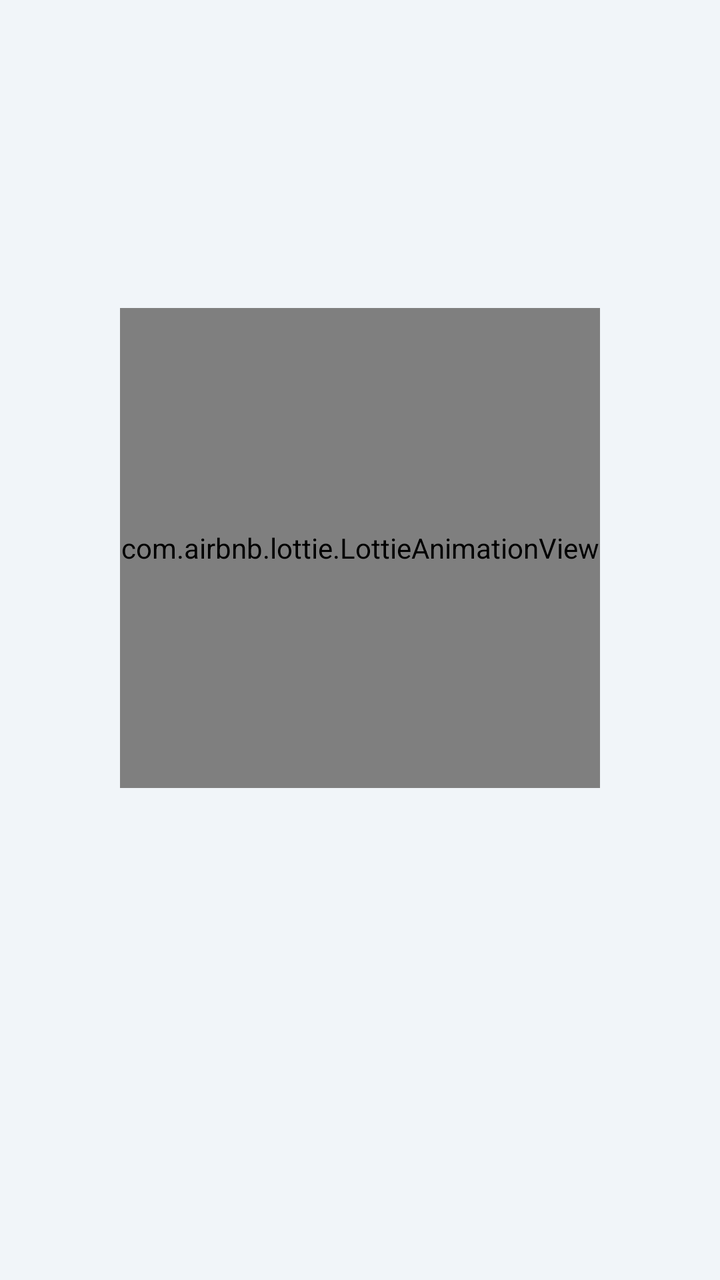
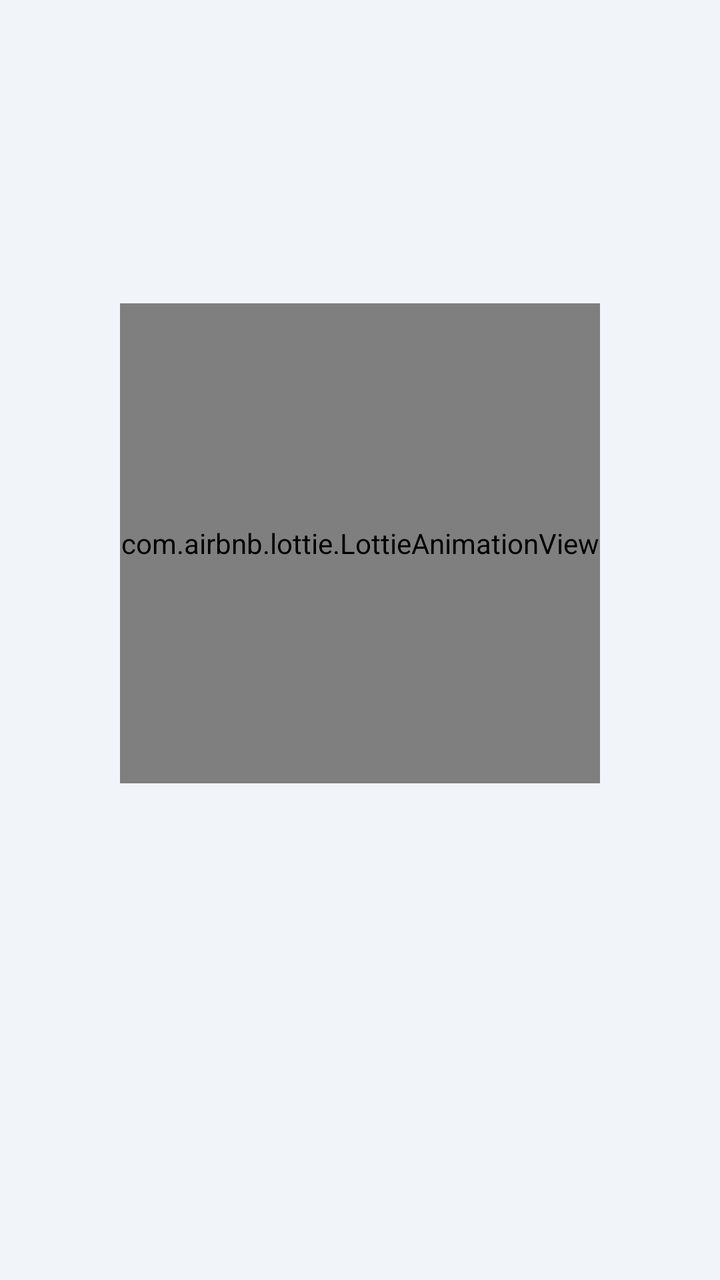

Before-and-after screenshots of an Android layout around one commit, followed by the original layout XML and the change that was made.
<!-- AndroidManifest.xml: application theme Theme.MoneyLens -->
<!-- res/layout/fragment_onboarding_page.xml -->
<?xml version="1.0" encoding="utf-8"?>
<androidx.constraintlayout.widget.ConstraintLayout xmlns:android="http://schemas.android.com/apk/res/android"
    xmlns:app="http://schemas.android.com/apk/res-auto"
    android:layout_width="match_parent"
    android:layout_height="match_parent"
    android:padding="24dp">

    
    <com.airbnb.lottie.LottieAnimationView
        android:id="@+id/lottieOnboarding"
        android:layout_width="240dp"
        android:layout_height="240dp"
        app:lottie_autoPlay="true"
        app:lottie_loop="true"
        app:layout_constraintBottom_toTopOf="@+id/txtOnboardingTitle"
        app:layout_constraintEnd_toEndOf="parent"
        app:layout_constraintStart_toStartOf="parent"
        app:layout_constraintTop_toTopOf="parent"
        app:layout_constraintVertical_chainStyle="packed" />

    
    <TextView
        android:id="@+id/txtOnboardingTitle"
        android:layout_width="wrap_content"
        android:layout_height="wrap_content"
        android:layout_marginTop="32dp"
        android:textColor="@color/colorTextPrimary"
        android:textSize="22sp"
        android:textStyle="bold"
        android:gravity="center"
        app:layout_constraintBottom_toTopOf="@+id/txtOnboardingSubtitle"
        app:layout_constraintEnd_toEndOf="parent"
        app:layout_constraintStart_toStartOf="parent"
        app:layout_constraintTop_toBottomOf="@+id/lottieOnboarding" />

    
    <TextView
        android:id="@+id/txtOnboardingSubtitle"
        android:layout_width="0dp"
        android:layout_height="wrap_content"
        android:layout_marginTop="12dp"
        android:gravity="center"
        android:textColor="@color/colorTextSecondary"
        android:textSize="14sp"
        app:layout_constraintBottom_toBottomOf="parent"
        app:layout_constraintEnd_toEndOf="parent"
        app:layout_constraintStart_toStartOf="parent"
        app:layout_constraintTop_toBottomOf="@+id/txtOnboardingTitle" />

</androidx.constraintlayout.widget.ConstraintLayout>
<!-- resources referenced by this layout -->
<resources>
  <color name="colorTextPrimary">#0F172A</color>
  <color name="colorTextSecondary">#64748B</color>
  <style name="Theme.MoneyLens" parent="Base.Theme.MoneyLens" />
  <style name="Base.Theme.MoneyLens" parent="Theme.Material3.Light.NoActionBar">
          <item name="colorPrimary">@color/colorPrimary</item>
          <item name="colorOnPrimary">@color/colorOnPrimary</item>
          <item name="colorSecondary">@color/colorSecondary</item>
          <item name="colorError">@color/colorDanger</item>
          <item name="android:windowBackground">@color/colorBackground</item>
          <item name="colorSurface">@color/colorSurface</item>
          <item name="android:colorBackground">@color/colorBackground</item>
          <item name="colorOnSurface">@color/colorTextPrimary</item>
  
          
          <item name="android:statusBarColor">@android:color/transparent</item>
          <item name="android:windowLightStatusBar" tools:targetApi="m">true</item>
          <item name="android:navigationBarColor">@android:color/transparent</item>
          <item name="android:windowDrawsSystemBarBackgrounds">true</item>
      </style>
  <color name="colorPrimary">#4F46E5</color>
  <color name="colorOnPrimary">#FFFFFF</color>
  <color name="colorSecondary">#14B8A6</color>
  <color name="colorDanger">#DC2626</color>
  <color name="colorBackground">#F1F5F9</color>
  <color name="colorSurface">#FFFFFF</color>
</resources>

<!-- the commit's change to res/layout/fragment_onboarding_page.xml (unified diff, before → after) -->
@@ -25,7 +25,7 @@
         android:layout_height="wrap_content"
         android:layout_marginTop="32dp"
         android:textColor="@color/colorTextPrimary"
-        android:textSize="22sp"
+        android:textSize="24sp"
         android:textStyle="bold"
         android:gravity="center"
         app:layout_constraintBottom_toTopOf="@+id/txtOnboardingSubtitle"
@@ -40,8 +40,9 @@
         android:layout_height="wrap_content"
         android:layout_marginTop="12dp"
         android:gravity="center"
+        android:lineSpacingExtra="4dp"
         android:textColor="@color/colorTextSecondary"
-        android:textSize="14sp"
+        android:textSize="15sp"
         app:layout_constraintBottom_toBottomOf="parent"
         app:layout_constraintEnd_toEndOf="parent"
         app:layout_constraintStart_toStartOf="parent"
<!-- resource entries referenced after the edit -->
@@ -1,7 +1,7 @@
 <!-- resources referenced by this layout -->
 <resources>
   <color name="colorTextPrimary">#0F172A</color>
-  <color name="colorTextSecondary">#64748B</color>
+  <color name="colorTextSecondary">#475569</color>
   <style name="Theme.MoneyLens" parent="Base.Theme.MoneyLens" />
   <style name="Base.Theme.MoneyLens" parent="Theme.Material3.Light.NoActionBar">
           <item name="colorPrimary">@color/colorPrimary</item>
